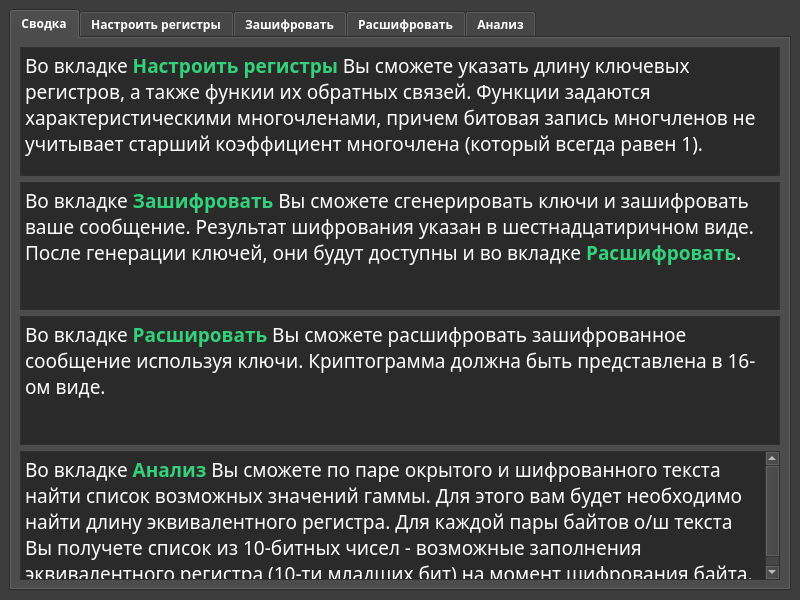
jmpleo/labCC, file mainwindow.ui: the form before one commit.
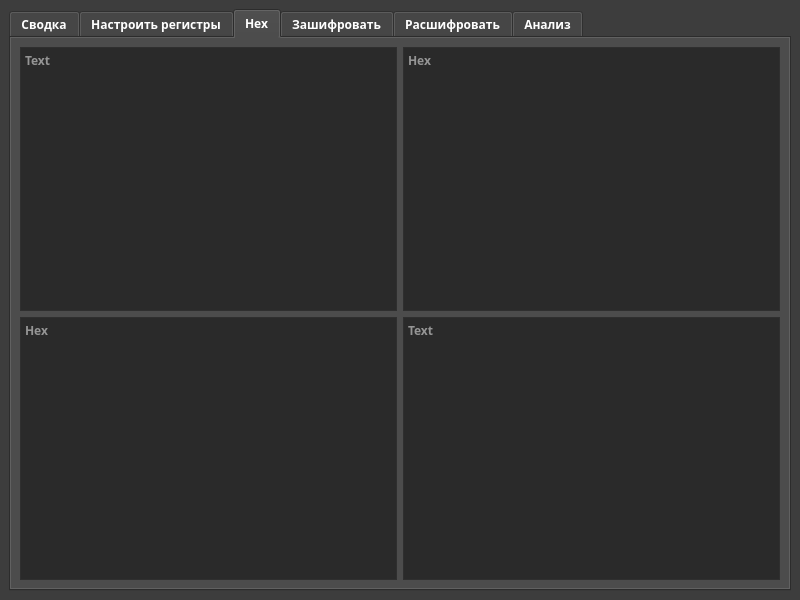
The form after the commit. The open tabs and pages were chosen to show the change. Custom widgets are drawn as their Qt base class.

The edit to the form file:
```diff
--- a/mainwindow.ui
+++ b/mainwindow.ui
@@ -495,13 +495,7 @@
    <string>Шифр Колонной Замены</string>
   </property>
   <widget class="QWidget" name="centralwidget">
-   <layout class="QHBoxLayout" name="horizontalLayout_5">
-    <property name="leftMargin">
-     <number>9</number>
-    </property>
-    <property name="topMargin">
-     <number>9</number>
-    </property>
+   <layout class="QHBoxLayout" name="horizontalLayout_6">
     <item>
      <widget class="QTabWidget" name="tabWidget">
       <property name="sizePolicy">
@@ -871,6 +865,63 @@
         </item>
        </layout>
       </widget>
+      <widget class="QWidget" name="hex">
+       <attribute name="title">
+        <string>Hex</string>
+       </attribute>
+       <layout class="QVBoxLayout" name="verticalLayout_8">
+        <item>
+         <layout class="QHBoxLayout" name="horizontalLayout_5">
+          <item>
+           <layout class="QVBoxLayout" name="vLayout_4">
+            <item>
+             <widget class="QTextEdit" name="toolTextEdit">
+              <property name="placeholderText">
+               <string>Text</string>
+              </property>
+             </widget>
+            </item>
+            <item>
+             <widget class="QTextBrowser" name="toolHexPlainTextBrowser">
+              <property name="placeholderText">
+               <string>Hex</string>
+              </property>
+             </widget>
+            </item>
+           </layout>
+          </item>
+          <item>
+           <layout class="QVBoxLayout" name="vLayout_5">
+            <item>
+             <widget class="HexTextEdit" name="toolHexEdit">
+              <property name="placeholderText">
+               <string>Hex</string>
+              </property>
+             </widget>
+            </item>
+            <item>
+             <widget class="QTextBrowser" name="toolPlainTextBrowser">
+              <property name="html">
+               <string>&lt;!DOCTYPE HTML PUBLIC &quot;-//W3C//DTD HTML 4.0//EN&quot; &quot;http://www.w3.org/TR/REC-html40/strict.dtd&quot;&gt;
+&lt;html&gt;&lt;head&gt;&lt;meta name=&quot;qrichtext&quot; content=&quot;1&quot; /&gt;&lt;meta charset=&quot;utf-8&quot; /&gt;&lt;style type=&quot;text/css&quot;&gt;
+p, li { white-space: pre-wrap; }
+hr { height: 1px; border-width: 0; }
+li.unchecked::marker { content: &quot;\2610&quot;; }
+li.checked::marker { content: &quot;\2612&quot;; }
+&lt;/style&gt;&lt;/head&gt;&lt;body style=&quot; font-family:'JetBrains Mono'; font-size:14pt; font-weight:700; font-style:normal;&quot;&gt;
+&lt;p style=&quot;-qt-paragraph-type:empty; margin-top:0px; margin-bottom:0px; margin-left:0px; margin-right:0px; -qt-block-indent:0; text-indent:0px; font-family:'MuseoSansCyrl-500'; font-weight:400;&quot;&gt;&lt;br /&gt;&lt;/p&gt;&lt;/body&gt;&lt;/html&gt;</string>
+              </property>
+              <property name="placeholderText">
+               <string>Text</string>
+              </property>
+             </widget>
+            </item>
+           </layout>
+          </item>
+         </layout>
+        </item>
+       </layout>
+      </widget>
       <widget class="QWidget" name="cipher">
        <attribute name="title">
         <string>Зашифровать</string>
```
Left out of the diff: 16 changed lines with no effect on the pictures.
